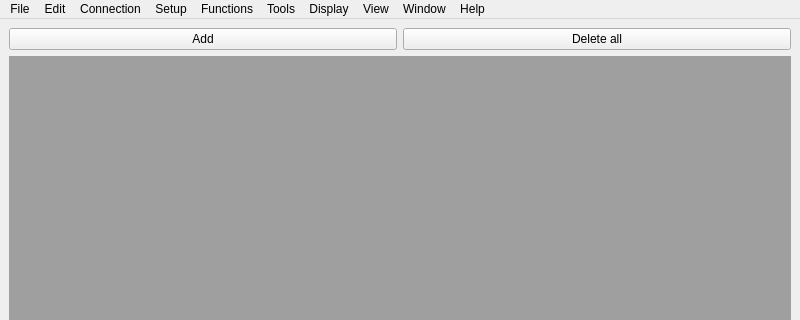
This is ui/slave_main_window/slave_main_window.ui in JCEspitia/modbus-jc as Qt 5 draws it before an edit; both pictures show x 0 to 800 and y 0 to 320 of the 800 by 600 pixel window. The edited form follows.
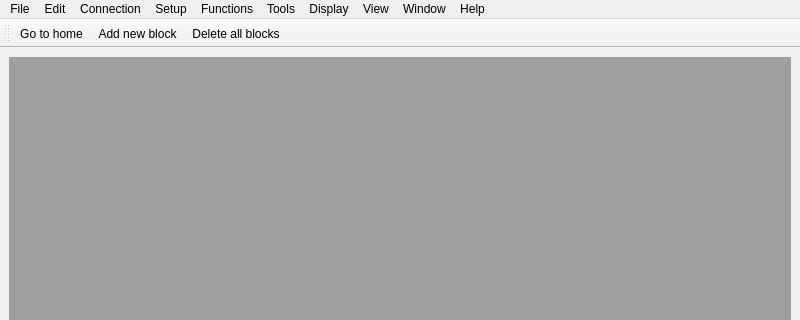
This is the edited form. Icons and pictures are not drawn.

Commit message: Slave main window base and toolbar implementation

```diff
--- a/ui/slave_main_window/slave_main_window.ui
+++ b/ui/slave_main_window/slave_main_window.ui
@@ -17,24 +17,6 @@
    <layout class="QVBoxLayout" name="verticalLayout_2">
     <item>
      <layout class="QVBoxLayout" name="verticalLayout">
-      <item>
-       <layout class="QHBoxLayout" name="horizontalLayout">
-        <item>
-         <widget class="QPushButton" name="addModbusBlockBtn">
-          <property name="text">
-           <string>Add</string>
-          </property>
-         </widget>
-        </item>
-        <item>
-         <widget class="QPushButton" name="deleteBlocksBtn">
-          <property name="text">
-           <string>Delete all</string>
-          </property>
-         </widget>
-        </item>
-       </layout>
-      </item>
       <item>
        <widget class="QMdiArea" name="blocksContainer"/>
       </item>
@@ -113,6 +95,56 @@
    <addaction name="menuHelp"/>
   </widget>
   <widget class="QStatusBar" name="statusbar"/>
+  <widget class="QToolBar" name="toolBar">
+   <property name="windowTitle">
+    <string>toolBar</string>
+   </property>
+   <attribute name="toolBarArea">
+    <enum>TopToolBarArea</enum>
+   </attribute>
+   <attribute name="toolBarBreak">
+    <bool>false</bool>
+   </attribute>
+   <addaction name="actionHome"/>
+   <addaction name="actionAddBlock"/>
+   <addaction name="actionDeleteBlocks"/>
+  </widget>
+  <action name="actionHome">
+   <property name="icon">
+    <iconset>
+     <normaloff>../../resources/icons/home.png</normaloff>../../resources/icons/home.png</iconset>
+   </property>
+   <property name="text">
+    <string>Go to home</string>
+   </property>
+   <property name="menuRole">
+    <enum>QAction::NoRole</enum>
+   </property>
+  </action>
+  <action name="actionAddBlock">
+   <property name="icon">
+    <iconset>
+     <normaloff>../../resources/icons/table-plus.png</normaloff>../../resources/icons/table-plus.png</iconset>
+   </property>
+   <property name="text">
+    <string>Add new block</string>
+   </property>
+   <property name="menuRole">
+    <enum>QAction::NoRole</enum>
+   </property>
+  </action>
+  <action name="actionDeleteBlocks">
+   <property name="icon">
+    <iconset>
+     <normaloff>../../resources/icons/file-x.png</normaloff>../../resources/icons/file-x.png</iconset>
+   </property>
+   <property name="text">
+    <string>Delete all blocks</string>
+   </property>
+   <property name="menuRole">
+    <enum>QAction::NoRole</enum>
+   </property>
+  </action>
  </widget>
  <resources/>
  <connections/>
```
Left out of the diff: 32 changed lines with no effect on the pictures. The commit also changes 20 other files.
